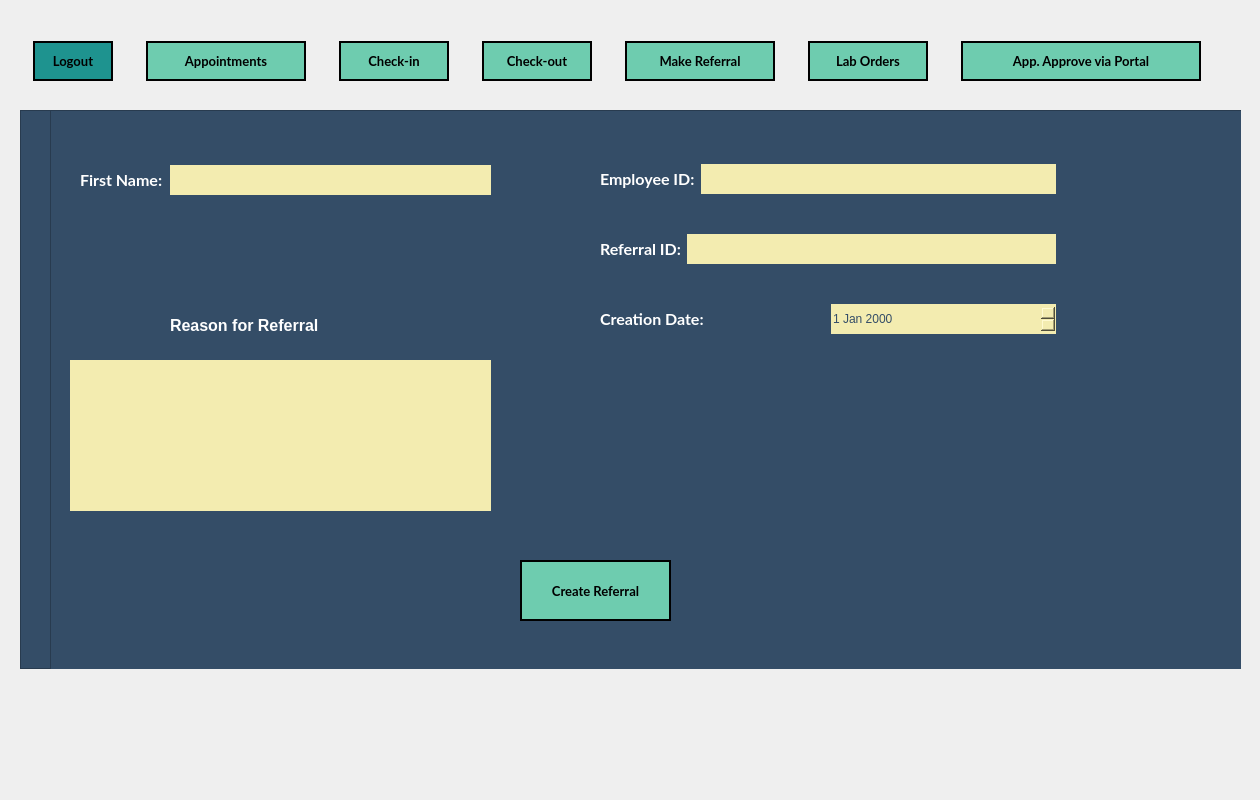
First picture: the form in Referrals.ui, repository mxrked/Medical-Office-Administration, before the edit.
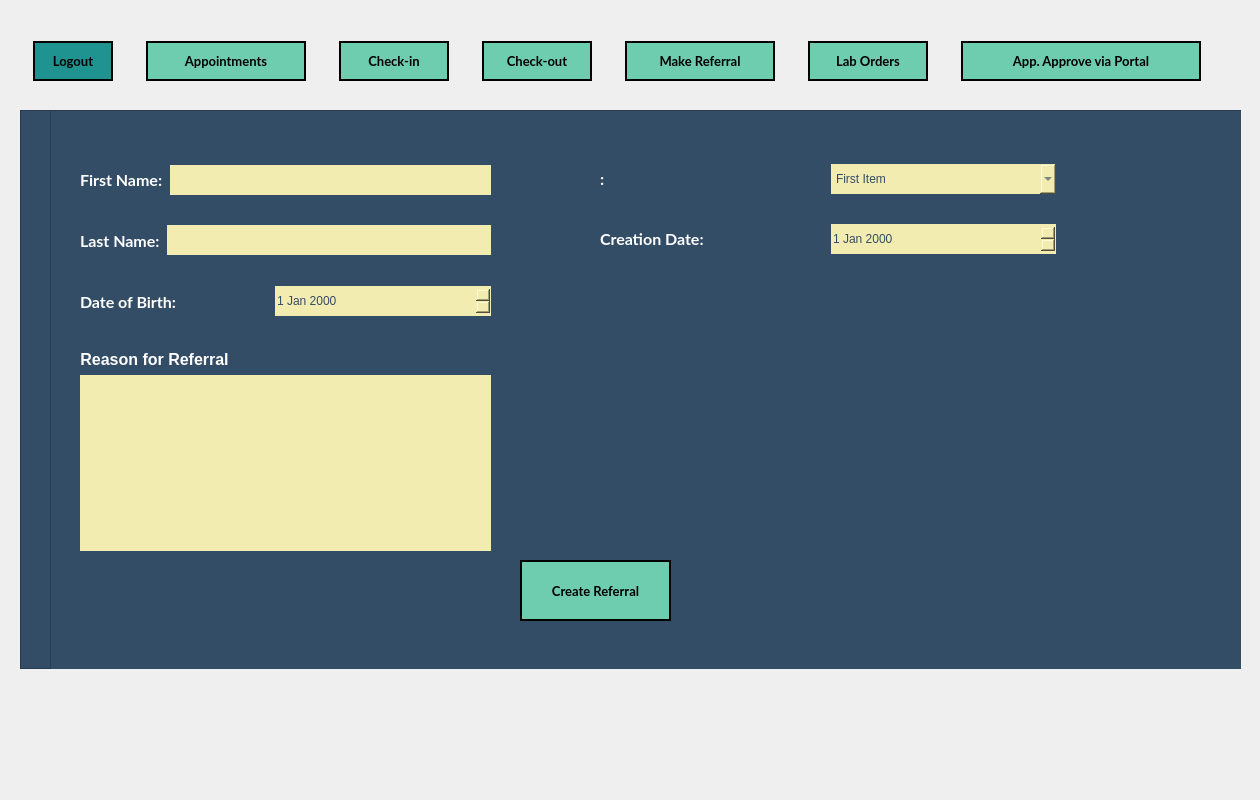
Second picture: the form after the edit. Icons and pictures are not drawn.

Commit message: Updated Referrals Module

```diff
--- a/Referrals.ui
+++ b/Referrals.ui
@@ -538,53 +538,31 @@
           <string notr="true"/>
          </property>
          <property name="text">
-          <string>Employee ID:</string>
+          <string>:</string>
          </property>
         </widget>
        </item>
        <item>
-        <widget class="QLineEdit" name="lineEdit"/>
-       </item>
-      </layout>
-     </widget>
-     <widget class="QWidget" name="layoutWidget_2">
-      <property name="geometry">
-       <rect>
-        <x>550</x>
-        <y>120</y>
-        <width>456</width>
-        <height>38</height>
-       </rect>
-      </property>
-      <layout class="QHBoxLayout" name="Layout_comboBox_TEMPLATE_2">
-       <item>
-        <widget class="QLabel" name="Label_Dropbox_Referral_ID">
-         <property name="font">
-          <font>
-           <family>Lato</family>
-           <pointsize>12</pointsize>
-           <weight>75</weight>
-           <bold>true</bold>
-          </font>
-         </property>
-         <property name="styleSheet">
-          <string notr="true"/>
-         </property>
-         <property name="text">
-          <string>Referral ID:</string>
-         </property>
+        <widget class="QComboBox" name="comboBox">
+         <item>
+          <property name="text">
+           <string>First Item</string>
+          </property>
+         </item>
+         <item>
+          <property name="text">
+           <string>Second Item</string>
+          </property>
+         </item>
         </widget>
        </item>
-       <item>
-        <widget class="QLineEdit" name="lineEdit_2"/>
-       </item>
       </layout>
      </widget>
      <widget class="QWidget" name="layoutWidget_3">
       <property name="geometry">
        <rect>
         <x>550</x>
-        <y>190</y>
+        <y>110</y>
         <width>456</width>
         <height>38</height>
        </rect>
@@ -662,35 +640,138 @@
        </size>
       </property>
      </widget>
-     <widget class="QLineEdit" name="lineEdit_3">
+     <widget class="QWidget" name="layoutWidget_2">
       <property name="geometry">
        <rect>
-        <x>20</x>
-        <y>250</y>
-        <width>421</width>
-        <height>151</height>
+        <x>30</x>
+        <y>110</y>
+        <width>411</width>
+        <height>41</height>
        </rect>
       </property>
+      <layout class="QHBoxLayout" name="Layout_PatientFirstName_2">
+       <property name="spacing">
+        <number>7</number>
+       </property>
+       <item>
+        <widget class="QLabel" name="Label_PatientFirstName_2">
+         <property name="font">
+          <font>
+           <family>Lato</family>
+           <pointsize>12</pointsize>
+           <weight>75</weight>
+           <bold>true</bold>
+          </font>
+         </property>
+         <property name="styleSheet">
+          <string notr="true"/>
+         </property>
+         <property name="text">
+          <string>Last Name:</string>
+         </property>
+        </widget>
+       </item>
+       <item>
+        <widget class="QLineEdit" name="LineEdit_PatientFirstName_2">
+         <property name="font">
+          <font>
+           <family>MS Shell Dlg 2</family>
+           <pointsize>11</pointsize>
+          </font>
+         </property>
+         <property name="styleSheet">
+          <string notr="true"/>
+         </property>
+         <property name="text">
+          <string/>
+         </property>
+         <property name="alignment">
+          <set>Qt::AlignLeading|Qt::AlignLeft|Qt::AlignVCenter</set>
+         </property>
+        </widget>
+       </item>
+      </layout>
      </widget>
-     <widget class="QLabel" name="label">
+     <widget class="QWidget" name="layoutWidget_4">
       <property name="geometry">
        <rect>
-        <x>120</x>
-        <y>200</y>
-        <width>211</width>
-        <height>31</height>
+        <x>30</x>
+        <y>171</y>
+        <width>411</width>
+        <height>41</height>
        </rect>
       </property>
-      <property name="font">
-       <font>
-        <pointsize>12</pointsize>
-        <weight>75</weight>
-        <bold>true</bold>
-       </font>
+      <layout class="QHBoxLayout" name="Layout_PatientFirstName_3">
+       <property name="spacing">
+        <number>7</number>
+       </property>
+       <item>
+        <widget class="QLabel" name="Label_PatientFirstName_3">
+         <property name="font">
+          <font>
+           <family>Lato</family>
+           <pointsize>12</pointsize>
+           <weight>75</weight>
+           <bold>true</bold>
+          </font>
+         </property>
+         <property name="styleSheet">
+          <string notr="true"/>
+         </property>
+         <property name="text">
+          <string>Date of Birth:</string>
+         </property>
+        </widget>
+       </item>
+       <item>
+        <widget class="QDateEdit" name="dateEdit_2"/>
+       </item>
+      </layout>
+     </widget>
+     <widget class="QWidget" name="">
+      <property name="geometry">
+       <rect>
+        <x>30</x>
+        <y>240</y>
+        <width>411</width>
+        <height>201</height>
+       </rect>
       </property>
-      <property name="text">
-       <string>Reason for Referral</string>
-      </property>
+      <layout class="QVBoxLayout" name="ReferralReason">
+       <item>
+        <widget class="QLabel" name="Label_Reason">
+         <property name="sizePolicy">
+          <sizepolicy hsizetype="Maximum" vsizetype="Maximum">
+           <horstretch>0</horstretch>
+           <verstretch>0</verstretch>
+          </sizepolicy>
+         </property>
+         <property name="font">
+          <font>
+           <pointsize>12</pointsize>
+           <weight>75</weight>
+           <bold>true</bold>
+          </font>
+         </property>
+         <property name="text">
+          <string>Reason for Referral</string>
+         </property>
+         <property name="alignment">
+          <set>Qt::AlignCenter</set>
+         </property>
+        </widget>
+       </item>
+       <item>
+        <widget class="QLineEdit" name="LineEdit_Reason">
+         <property name="sizePolicy">
+          <sizepolicy hsizetype="Expanding" vsizetype="Expanding">
+           <horstretch>0</horstretch>
+           <verstretch>0</verstretch>
+          </sizepolicy>
+         </property>
+        </widget>
+       </item>
+      </layout>
      </widget>
     </widget>
    </widget>
```
